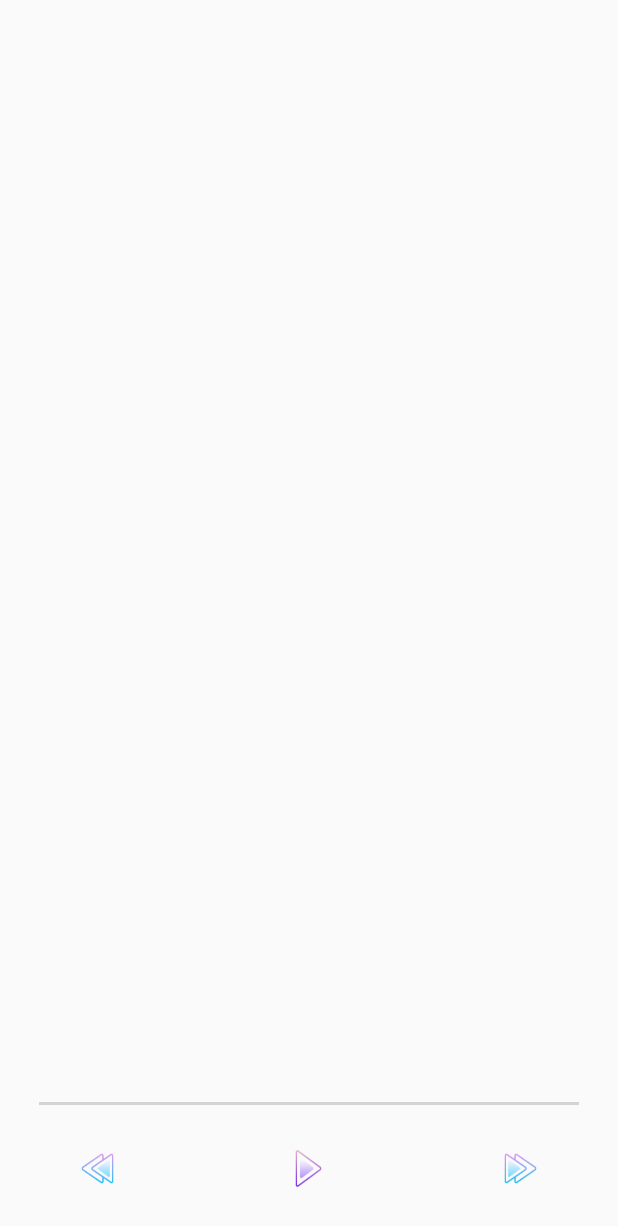
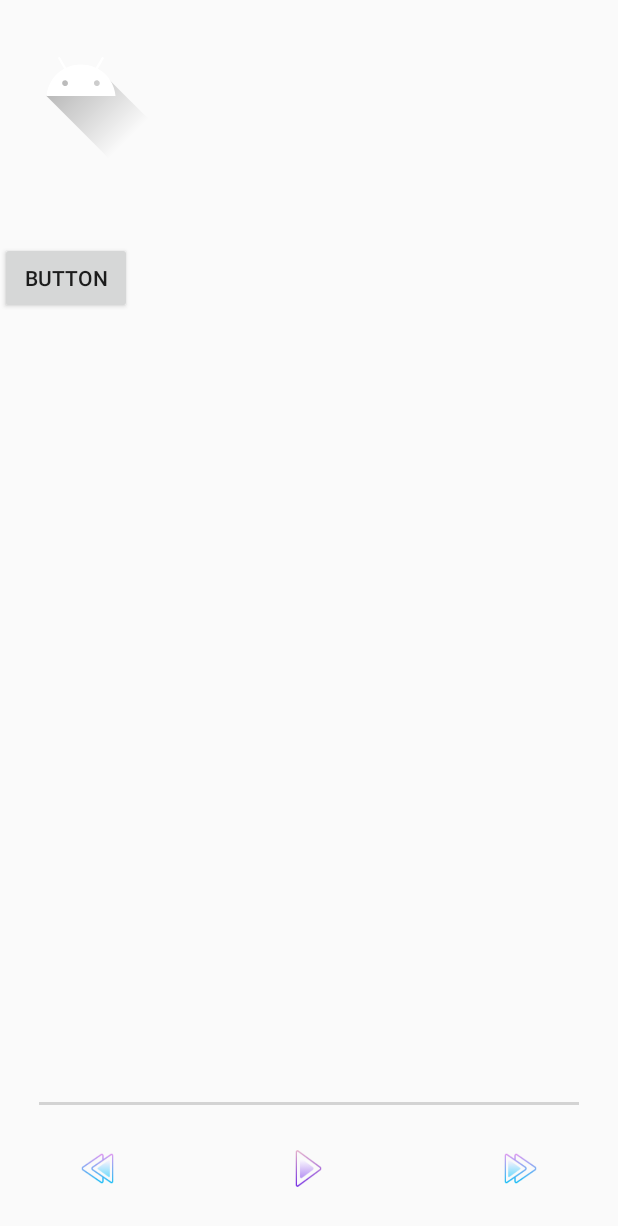
Before and after one commit to nguyenchien1912/AndroidKnowledge, an Android app: the PlayMusic screen opened directly, with no data from a screen before it, on a phone screen of 412 x 824 dp. Shown: the top 1226 px of the screen. Run offline under Robolectric (Android 15) with nearby library versions, the phone set to English and light mode, and no system bars; our stand-ins replace ButterKnife; libraries missing offline, so code that uses them is left out: com.amulyakhare.textdrawable; 1 statement that could not run was skipped.

Commit message:
fix music

```diff
--- a/app/src/main/AndroidManifest.xml
+++ b/app/src/main/AndroidManifest.xml
@@ -6,6 +6,7 @@
     <uses-permission android:name="android.permission.WRITE_EXTERNAL_STORAGE"/>
     <uses-permission android:name="android.permission.READ_EXTERNAL_STORAGE"/>
     <uses-permission android:name="android.permission.INTERNET" />
+    <uses-permission android:name="android.permission.WAKE_LOCK" />
 
 
     <application
--- a/app/src/main/java/com/example/androidknowledge/PlayMusic/PlayMusic.java
+++ b/app/src/main/java/com/example/androidknowledge/PlayMusic/PlayMusic.java
@@ -1,6 +1,9 @@
 package com.example.androidknowledge.PlayMusic;
 
 import android.content.Context;
+import android.content.Intent;
+import android.graphics.Bitmap;
+import android.graphics.BitmapFactory;
 import android.graphics.Color;
 import android.graphics.drawable.Drawable;
 import android.media.AudioManager;
@@ -8,16 +11,24 @@ import android.media.MediaPlayer;
 import android.net.Uri;
 import android.os.Handler;
 import android.view.View;
+import android.widget.Button;
 import android.widget.ImageButton;
+import android.widget.ImageView;
 import android.widget.SeekBar;
 import android.widget.TextView;
+
+import androidx.annotation.Nullable;
 
 import com.amulyakhare.textdrawable.TextDrawable;
 import com.example.androidknowledge.BaseActivity;
 import com.example.androidknowledge.R;
 
 
+import java.io.File;
+import java.io.FileInputStream;
+import java.io.FileNotFoundException;
 import java.io.IOException;
+import java.io.InputStream;
 import java.util.concurrent.TimeUnit;
 
 import butterknife.BindView;
@@ -36,6 +47,11 @@ public class PlayMusic extends BaseActivity {
     @BindView(R.id.time_music)
     SeekBar seekbar;
 
+    @BindView(R.id.imageView)
+    ImageView imageView;
+
+    @BindView(R.id.button)
+    Button button;
 
 
     private MediaPlayer mediaPlayer;
@@ -45,6 +61,8 @@ public class PlayMusic extends BaseActivity {
     private double startTime = 0;
     private double finalTime = 0;
     public static int oneTimeOnly = 0;
+    private int request_code = 123;
+    private String playnhac = null;
     @Override
     protected int getLayoutRes() {
         return R.layout.activity_play_music;
@@ -57,7 +75,7 @@ public class PlayMusic extends BaseActivity {
         Play();
         setTime();
         MediaPlayerNext();
-
+        SetImage();
 
     }
 
@@ -65,10 +83,39 @@ public class PlayMusic extends BaseActivity {
         mediaPlayer.setOnCompletionListener(new MediaPlayer.OnCompletionListener() {
             @Override
             public void onCompletion(MediaPlayer mp) {
+
                 mediaPlayer.start();
 
             }
         });
+
+    }
+
+
+    private void SetImage() {
+        imageView.setOnClickListener(new View.OnClickListener() {
+            @Override
+            public void onClick(View v) {
+                Intent intent = new Intent(Intent.ACTION_PICK);
+                intent.setType("image/*");
+                startActivityForResult(intent,request_code);
+            }
+        });
+    }
+
+    @Override
+    protected void onActivityResult(int requestCode, int resultCode, @Nullable Intent data) {
+        super.onActivityResult(requestCode, resultCode, data);
+        if (requestCode == request_code && resultCode == RESULT_OK && data != null) {
+            Uri uri = data.getData();
+            try {
+                InputStream inputStream = getContentResolver().openInputStream(uri);
+                Bitmap bitmap = BitmapFactory.decodeStream(inputStream);
+                imageView.setImageBitmap(bitmap);
+            } catch (FileNotFoundException e) {
+                e.printStackTrace();
+            }
+        }
     }
 
     @Override
@@ -90,6 +137,7 @@ public class PlayMusic extends BaseActivity {
         play.setOnClickListener(new View.OnClickListener() {
             @Override
             public void onClick(View v) {
+
                 if (mediaPlayer.isPlaying())
                 {
                     mediaPlayer.pause();
@@ -113,6 +161,7 @@ public class PlayMusic extends BaseActivity {
                 }
             }
         });
+
 
     }
 
@@ -192,6 +241,7 @@ public class PlayMusic extends BaseActivity {
     private void creat()
     {
         mediaPlayer = new MediaPlayer();
+        mediaPlayer.setAudioStreamType(AudioManager.STREAM_MUSIC);
         mediaPlayer = MediaPlayer.create(this,R.raw.thuan_theo_y_troi );
 
     }
--- a/app/src/main/res/layout/activity_play_music.xml
+++ b/app/src/main/res/layout/activity_play_music.xml
@@ -47,4 +47,22 @@
         android:layout_above="@+id/image_play"
         android:layout_marginBottom="10dp" />
 
+    <ImageView
+        android:id="@+id/imageView"
+        android:scaleType="fitXY"
+        android:layout_alignParentStart="true"
+        android:layout_alignParentTop="true"
+        android:layout_width="wrap_content"
+        android:layout_height="wrap_content"
+        app:srcCompat="@drawable/ic_launcher_foreground" />
+
+    <Button
+        android:id="@+id/button"
+        android:layout_alignParentStart="true"
+        android:layout_width="wrap_content"
+        android:layout_height="wrap_content"
+        android:layout_below="@+id/imageView"
+        android:layout_marginTop="53dp"
+        android:text="Button" />
+
 </RelativeLayout>
--- a/build.gradle
+++ b/build.gradle
@@ -8,7 +8,7 @@ buildscript {
 
     }
     dependencies {
-        classpath 'com.android.tools.build:gradle:3.6.1'
+        classpath 'com.android.tools.build:gradle:3.6.2'
 
 
         // NOTE: Do not place your application dependencies here; they belong
```
Also changed, not shown: 1 other file.
